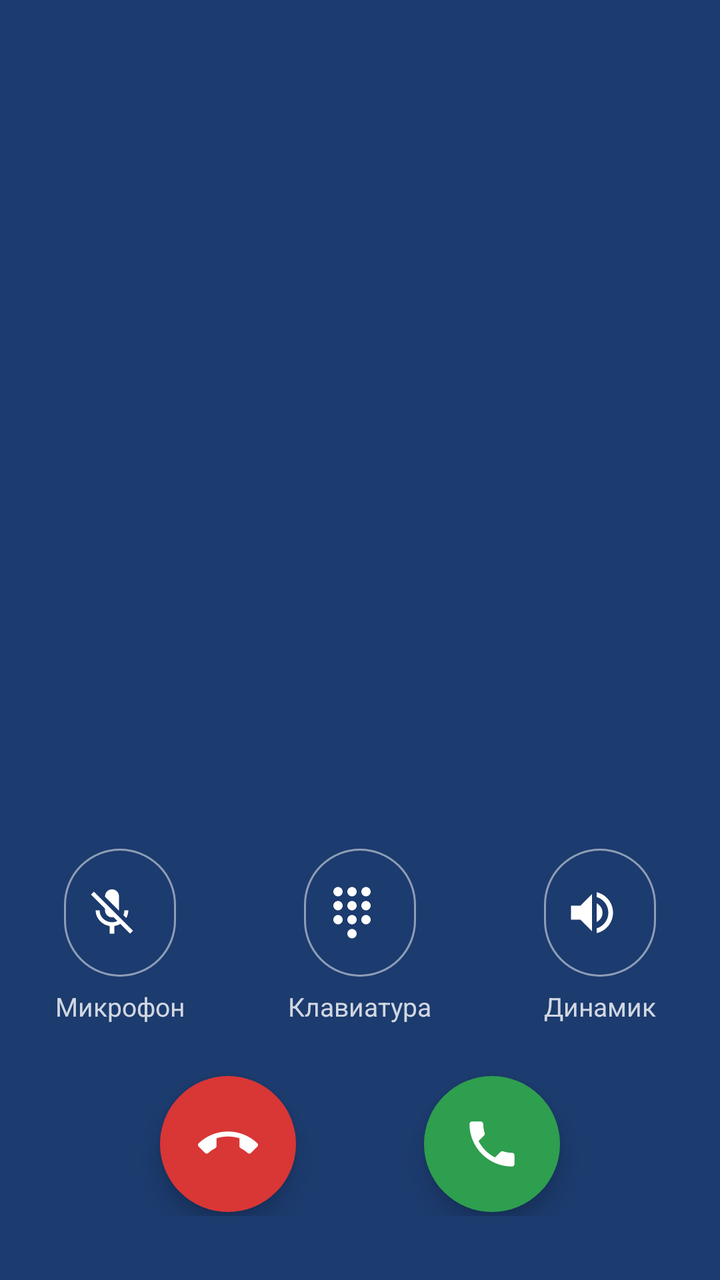
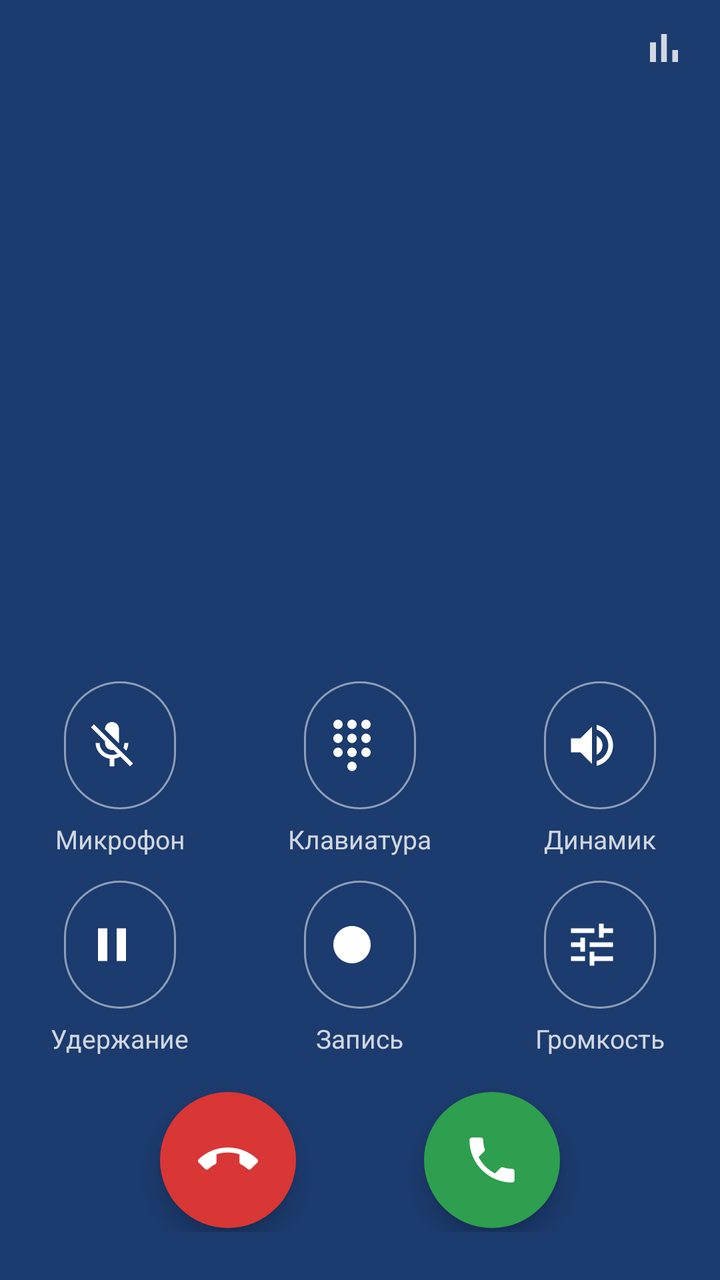

An Android layout rendered at two revisions. The XML below is the earlier revision; the diff shows what the commit changed to produce the second picture.
<!-- AndroidManifest.xml: application theme Theme.IaxPhone -->
<!-- res/layout/call_panel.xml -->
<?xml version="1.0" encoding="utf-8"?>
<LinearLayout xmlns:android="http://schemas.android.com/apk/res/android"
    xmlns:app="http://schemas.android.com/apk/res-auto"
    android:layout_width="match_parent"
    android:layout_height="match_parent"
    android:background="@color/call_bg"
    android:clickable="true"
    android:focusable="true"
    android:orientation="vertical">

    <TextView
        android:id="@+id/callName"
        android:layout_width="match_parent"
        android:layout_height="wrap_content"
        android:layout_marginTop="48dp"
        android:ellipsize="end"
        android:gravity="center"
        android:maxLines="2"
        android:paddingStart="24dp"
        android:paddingEnd="24dp"
        android:textColor="@android:color/white"
        android:textSize="30sp" />

    <TextView
        android:id="@+id/callNumber"
        android:layout_width="match_parent"
        android:layout_height="wrap_content"
        android:layout_marginTop="4dp"
        android:gravity="center"
        android:textColor="#B3FFFFFF"
        android:textSize="16sp" />

    <TextView
        android:id="@+id/callStatus"
        android:layout_width="match_parent"
        android:layout_height="wrap_content"
        android:layout_marginTop="16dp"
        android:gravity="center"
        android:textColor="@android:color/white"
        android:textSize="17sp" />

    <TextView
        android:id="@+id/dtmfSent"
        android:layout_width="match_parent"
        android:layout_height="wrap_content"
        android:layout_marginTop="8dp"
        android:gravity="center"
        android:letterSpacing="0.1"
        android:minHeight="28dp"
        android:textColor="@android:color/white"
        android:textSize="22sp" />

    <FrameLayout
        android:layout_width="match_parent"
        android:layout_height="0dp"
        android:layout_weight="1">

        <include
            android:id="@+id/callKeypad"
            layout="@layout/keypad"
            android:layout_width="360dp"
            android:layout_height="wrap_content"
            android:layout_gravity="center"
            android:visibility="gone" />
    </FrameLayout>

    
    <LinearLayout
        android:id="@+id/inCallControls"
        android:layout_width="match_parent"
        android:layout_height="wrap_content"
        android:layout_marginBottom="24dp"
        android:orientation="horizontal">

        <LinearLayout
            android:layout_width="0dp"
            android:layout_height="wrap_content"
            android:layout_weight="1"
            android:gravity="center_horizontal"
            android:orientation="vertical">

            <com.google.android.material.button.MaterialButton
                android:id="@+id/mute"
                style="@style/CallControl"
                android:checkable="true"
                android:contentDescription="@string/mute"
                app:icon="@drawable/ic_mic_off" />

            <TextView style="@style/CallControlLabel" android:text="@string/mute" />
        </LinearLayout>

        <LinearLayout
            android:layout_width="0dp"
            android:layout_height="wrap_content"
            android:layout_weight="1"
            android:gravity="center_horizontal"
            android:orientation="vertical">

            <com.google.android.material.button.MaterialButton
                android:id="@+id/keypadToggle"
                style="@style/CallControl"
                android:checkable="true"
                android:contentDescription="@string/keypad"
                app:icon="@drawable/ic_dialpad" />

            <TextView style="@style/CallControlLabel" android:text="@string/keypad" />
        </LinearLayout>

        <LinearLayout
            android:layout_width="0dp"
            android:layout_height="wrap_content"
            android:layout_weight="1"
            android:gravity="center_horizontal"
            android:orientation="vertical">

            <com.google.android.material.button.MaterialButton
                android:id="@+id/speaker"
                style="@style/CallControl"
                android:checkable="true"
                android:contentDescription="@string/speaker"
                app:icon="@drawable/ic_speaker" />

            <TextView style="@style/CallControlLabel" android:text="@string/speaker" />
        </LinearLayout>
    </LinearLayout>

    
    <LinearLayout
        android:layout_width="match_parent"
        android:layout_height="wrap_content"
        android:layout_marginBottom="32dp"
        android:gravity="center"
        android:minHeight="72dp"
        android:orientation="horizontal">

        <com.google.android.material.floatingactionbutton.FloatingActionButton
            android:id="@+id/hangup"
            android:layout_width="wrap_content"
            android:layout_height="wrap_content"
            android:layout_marginStart="32dp"
            android:layout_marginEnd="32dp"
            android:contentDescription="@string/hangup"
            android:src="@drawable/ic_call_end"
            app:backgroundTint="@color/red"
            app:fabCustomSize="68dp"
            app:maxImageSize="30dp"
            app:shapeAppearanceOverlay="@style/ShapeAppearance.Material3.Corner.Full"
            app:tint="@android:color/white" />

        <com.google.android.material.floatingactionbutton.FloatingActionButton
            android:id="@+id/answer"
            android:layout_width="wrap_content"
            android:layout_height="wrap_content"
            android:layout_marginStart="32dp"
            android:layout_marginEnd="32dp"
            android:contentDescription="@string/answer"
            android:src="@drawable/ic_call"
            app:backgroundTint="@color/green"
            app:fabCustomSize="68dp"
            app:maxImageSize="30dp"
            app:shapeAppearanceOverlay="@style/ShapeAppearance.Material3.Corner.Full"
            app:tint="@android:color/white" />
    </LinearLayout>
</LinearLayout>
<!-- res/layout/keypad.xml (included above) -->
<?xml version="1.0" encoding="utf-8"?>
<GridLayout xmlns:android="http://schemas.android.com/apk/res/android"
    android:layout_width="match_parent"
    android:layout_height="wrap_content"
    android:columnCount="3"
    android:paddingStart="32dp"
    android:paddingEnd="32dp"
    android:useDefaultMargins="false">

    <com.google.android.material.button.MaterialButton android:id="@+id/k1" style="@style/DialKey" android:text="1" />
    <com.google.android.material.button.MaterialButton android:id="@+id/k2" style="@style/DialKey" android:text="2" />
    <com.google.android.material.button.MaterialButton android:id="@+id/k3" style="@style/DialKey" android:text="3" />
    <com.google.android.material.button.MaterialButton android:id="@+id/k4" style="@style/DialKey" android:text="4" />
    <com.google.android.material.button.MaterialButton android:id="@+id/k5" style="@style/DialKey" android:text="5" />
    <com.google.android.material.button.MaterialButton android:id="@+id/k6" style="@style/DialKey" android:text="6" />
    <com.google.android.material.button.MaterialButton android:id="@+id/k7" style="@style/DialKey" android:text="7" />
    <com.google.android.material.button.MaterialButton android:id="@+id/k8" style="@style/DialKey" android:text="8" />
    <com.google.android.material.button.MaterialButton android:id="@+id/k9" style="@style/DialKey" android:text="9" />
    <com.google.android.material.button.MaterialButton android:id="@+id/kStar" style="@style/DialKey" android:text="*" />
    <com.google.android.material.button.MaterialButton android:id="@+id/k0" style="@style/DialKey" android:text="0" />
    <com.google.android.material.button.MaterialButton android:id="@+id/kHash" style="@style/DialKey" android:text="#" />
</GridLayout>
<!-- resources referenced by this layout -->
<resources>
  <color name="call_bg">#1C3B6E</color>
  <color name="green">#2E9E4F</color>
  <color name="red">#D93636</color>
  <!-- drawable ic_speaker (drawable) -->
  <vector xmlns:android="http://schemas.android.com/apk/res/android"
      android:width="24dp" android:height="24dp" android:viewportWidth="24" android:viewportHeight="24"
      android:tint="?attr/colorControlNormal">
      <path android:fillColor="@android:color/white"
          android:pathData="M3,9v6h4l5,5V4L7,9H3zM16.5,12c0,-1.77 -1.02,-3.29 -2.5,-4.03v8.05c1.48,-0.73 2.5,-2.25 2.5,-4.02zM14,3.23v2.06c2.89,0.86 5,3.54 5,6.71s-2.11,5.85 -5,6.71v2.06c4.01,-0.91 7,-4.49 7,-8.77s-2.99,-7.86 -7,-8.77z" />
  </vector>
  <string name="answer">Ответить</string>
  <string name="hangup">Завершить</string>
  <string name="keypad">Клавиатура</string>
  <string name="mute">Микрофон</string>
  <string name="speaker">Динамик</string>
  <style name="CallControlLabel">
          <item name="android:layout_width">wrap_content</item>
          <item name="android:layout_height">wrap_content</item>
          <item name="android:layout_marginTop">6dp</item>
          <item name="android:textColor">#CCFFFFFF</item>
          <item name="android:textSize">13sp</item>
      </style>
  <style name="Theme.IaxPhone" parent="Theme.Material3.DayNight.NoActionBar">
          <item name="colorPrimary">@color/top_bar_primary</item>
          <item name="colorOnPrimary">@color/on_primary</item>
          <item name="colorSecondaryContainer">@color/key_bg</item>
          <item name="android:windowBackground">@color/page_bg</item>
      </style>
  <color name="key_text">#1B1F27</color>
  <color name="key_bg">#FFFFFF</color>
  <color name="divider">#E2E6EE</color>
  <color name="top_bar_primary">#2B5BA8</color>
  <color name="on_primary">#FFFFFF</color>
  <color name="page_bg">#F2F5FB</color>
  <!-- unchanged entries left out for length: 6 -->
</resources>

<!-- the commit's change to res/layout/call_panel.xml (unified diff, before → after) -->
@@ -8,11 +8,41 @@
     android:focusable="true"
     android:orientation="vertical">
 
+    
+    <FrameLayout
+        android:layout_width="match_parent"
+        android:layout_height="48dp">
+
+        <TextView
+            android:id="@+id/recIndicator"
+            android:layout_width="wrap_content"
+            android:layout_height="wrap_content"
+            android:layout_gravity="center_vertical|start"
+            android:layout_marginStart="16dp"
+            android:drawablePadding="6dp"
+            android:gravity="center_vertical"
+            android:textColor="@android:color/white"
+            android:textSize="14sp"
+            android:visibility="gone"
+            app:drawableStartCompat="@drawable/ic_record"
+            app:drawableTint="@color/red" />
+
+        <ImageButton
+            android:id="@+id/stats"
+            android:layout_width="48dp"
+            android:layout_height="48dp"
+            android:layout_gravity="end"
+            android:layout_marginEnd="4dp"
+            android:background="?attr/selectableItemBackgroundBorderless"
+            android:contentDescription="@string/stats"
+            android:src="@drawable/ic_stats"
+            app:tint="#CCFFFFFF" />
+    </FrameLayout>
+
     <TextView
         android:id="@+id/callName"
         android:layout_width="match_parent"
         android:layout_height="wrap_content"
-        android:layout_marginTop="48dp"
         android:ellipsize="end"
         android:gravity="center"
         android:maxLines="2"
@@ -34,7 +64,7 @@
         android:id="@+id/callStatus"
         android:layout_width="match_parent"
         android:layout_height="wrap_content"
-        android:layout_marginTop="16dp"
+        android:layout_marginTop="12dp"
         android:gravity="center"
         android:textColor="@android:color/white"
         android:textSize="17sp" />
@@ -43,14 +73,16 @@
         android:id="@+id/dtmfSent"
         android:layout_width="match_parent"
         android:layout_height="wrap_content"
-        android:layout_marginTop="8dp"
+        android:layout_marginTop="4dp"
         android:gravity="center"
         android:letterSpacing="0.1"
         android:minHeight="28dp"
         android:textColor="@android:color/white"
         android:textSize="22sp" />
 
+    
     <FrameLayout
+        android:id="@+id/keypadArea"
         android:layout_width="match_parent"
         android:layout_height="0dp"
         android:layout_weight="1">
@@ -60,7 +92,7 @@
             layout="@layout/keypad"
             android:layout_width="360dp"
             android:layout_height="wrap_content"
-            android:layout_gravity="center"
+            android:layout_gravity="bottom|center_horizontal"
             android:visibility="gone" />
     </FrameLayout>
 
@@ -69,58 +101,80 @@
         android:id="@+id/inCallControls"
         android:layout_width="match_parent"
         android:layout_height="wrap_content"
-        android:layout_marginBottom="24dp"
-        android:orientation="horizontal">
+        android:layout_marginTop="8dp"
+        android:layout_marginBottom="16dp"
+        android:orientation="vertical">
 
         <LinearLayout
-            android:layout_width="0dp"
-            android:layout_height="wrap_content"
-            android:layout_weight="1"
-            android:gravity="center_horizontal"
-            android:orientation="vertical">
-
-            <com.google.android.material.button.MaterialButton
-                android:id="@+id/mute"
-                style="@style/CallControl"
-                android:checkable="true"
-                android:contentDescription="@string/mute"
-                app:icon="@drawable/ic_mic_off" />
-
-            <TextView style="@style/CallControlLabel" android:text="@string/mute" />
+            android:layout_width="match_parent"
+            android:layout_height="wrap_content"
+            android:orientation="horizontal">
+
+            <LinearLayout style="@style/CallControlCell">
+                <com.google.android.material.button.MaterialButton
+                    android:id="@+id/mute"
+                    style="@style/CallControl"
+                    android:checkable="true"
+                    android:contentDescription="@string/mute"
+                    app:icon="@drawable/ic_mic_off" />
+                <TextView style="@style/CallControlLabel" android:text="@string/mute" />
+            </LinearLayout>
+
+            <LinearLayout style="@style/CallControlCell">
+                <com.google.android.material.button.MaterialButton
+                    android:id="@+id/keypadToggle"
+                    style="@style/CallControl"
+                    android:checkable="true"
+                    android:contentDescription="@string/keypad"
+                    app:icon="@drawable/ic_dialpad" />
+                <TextView style="@style/CallControlLabel" android:text="@string/keypad" />
+            </LinearLayout>
+
+            <LinearLayout style="@style/CallControlCell">
+                <com.google.android.material.button.MaterialButton
+                    android:id="@+id/speaker"
+                    style="@style/CallControl"
+                    android:checkable="true"
+                    android:contentDescription="@string/speaker"
+                    app:icon="@drawable/ic_speaker" />
+                <TextView style="@style/CallControlLabel" android:text="@string/speaker" />
+            </LinearLayout>
         </LinearLayout>
 
         <LinearLayout
-            android:layout_width="0dp"
-            android:layout_height="wrap_content"
-            android:layout_weight="1"
-            android:gravity="center_horizontal"
-            android:orientation="vertical">
-
-            <com.google.android.material.button.MaterialButton
-                android:id="@+id/keypadToggle"
-                style="@style/CallControl"
-                android:checkable="true"
-                android:contentDescription="@string/keypad"
-                app:icon="@drawable/ic_dialpad" />
-
-            <TextView style="@style/CallControlLabel" android:text="@string/keypad" />
-        </LinearLayout>
-
-        <LinearLayout
-            android:layout_width="0dp"
-            android:layout_height="wrap_content"
-            android:layout_weight="1"
-            android:gravity="center_horizontal"
-            android:orientation="vertical">
-
-            <com.google.android.material.button.MaterialButton
-                android:id="@+id/speaker"
-                style="@style/CallControl"
-                android:checkable="true"
-                android:contentDescription="@string/speaker"
-                app:icon="@drawable/ic_speaker" />
-
-            <TextView style="@style/CallControlLabel" android:text="@string/speaker" />
+            android:layout_width="match_parent"
+            android:layout_height="wrap_content"
+            android:layout_marginTop="12dp"
+            android:orientation="horizontal">
+
+            <LinearLayout style="@style/CallControlCell">
+                <com.google.android.material.button.MaterialButton
+                    android:id="@+id/hold"
+                    style="@style/CallControl"
+                    android:checkable="true"
+                    android:contentDescription="@string/hold"
+                    app:icon="@drawable/ic_pause" />
+                <TextView style="@style/CallControlLabel" android:text="@string/hold" />
+            </LinearLayout>
+
+            <LinearLayout style="@style/CallControlCell">
+                <com.google.android.material.button.MaterialButton
+                    android:id="@+id/record"
+                    style="@style/CallControl"
+                    android:checkable="true"
+                    android:contentDescription="@string/record"
+                    app:icon="@drawable/ic_record" />
+                <TextView style="@style/CallControlLabel" android:text="@string/record" />
+            </LinearLayout>
+
+            <LinearLayout style="@style/CallControlCell">
+                <com.google.android.material.button.MaterialButton
+                    android:id="@+id/volume"
+                    style="@style/CallControl"
+                    android:contentDescription="@string/volume"
+                    app:icon="@drawable/ic_tune" />
+                <TextView style="@style/CallControlLabel" android:text="@string/volume" />
+            </LinearLayout>
         </LinearLayout>
     </LinearLayout>
 
@@ -128,7 +182,7 @@
     <LinearLayout
         android:layout_width="match_parent"
         android:layout_height="wrap_content"
-        android:layout_marginBottom="32dp"
+        android:layout_marginBottom="24dp"
         android:gravity="center"
         android:minHeight="72dp"
         android:orientation="horizontal">
<!-- resource entries referenced after the edit -->
@@ -3,6 +3,20 @@
   <color name="call_bg">#1C3B6E</color>
   <color name="green">#2E9E4F</color>
   <color name="red">#D93636</color>
+  <!-- drawable ic_pause (drawable) -->
+  <vector xmlns:android="http://schemas.android.com/apk/res/android"
+      android:width="24dp" android:height="24dp" android:viewportWidth="24" android:viewportHeight="24"
+      android:tint="?attr/colorControlNormal">
+      <path android:fillColor="@android:color/white"
+          android:pathData="M6,19h4V5H6v14zM14,5v14h4V5h-4z" />
+  </vector>
+  <!-- drawable ic_record (drawable) -->
+  <vector xmlns:android="http://schemas.android.com/apk/res/android"
+      android:width="24dp" android:height="24dp" android:viewportWidth="24" android:viewportHeight="24"
+      android:tint="?attr/colorControlNormal">
+      <path android:fillColor="@android:color/white"
+          android:pathData="M12,4a8,8 0 1,0 0.001,0z" />
+  </vector>
   <!-- drawable ic_speaker (drawable) -->
   <vector xmlns:android="http://schemas.android.com/apk/res/android"
       android:width="24dp" android:height="24dp" android:viewportWidth="24" android:viewportHeight="24"
@@ -10,11 +24,36 @@
       <path android:fillColor="@android:color/white"
           android:pathData="M3,9v6h4l5,5V4L7,9H3zM16.5,12c0,-1.77 -1.02,-3.29 -2.5,-4.03v8.05c1.48,-0.73 2.5,-2.25 2.5,-4.02zM14,3.23v2.06c2.89,0.86 5,3.54 5,6.71s-2.11,5.85 -5,6.71v2.06c4.01,-0.91 7,-4.49 7,-8.77s-2.99,-7.86 -7,-8.77z" />
   </vector>
+  <!-- drawable ic_stats (drawable) -->
+  <vector xmlns:android="http://schemas.android.com/apk/res/android"
+      android:width="24dp" android:height="24dp" android:viewportWidth="24" android:viewportHeight="24"
+      android:tint="?attr/colorControlNormal">
+      <path android:fillColor="@android:color/white"
+          android:pathData="M5,9.2h3V19H5zM10.6,5h2.8v14h-2.8zM16.2,13H19v6h-2.8z" />
+  </vector>
+  <!-- drawable ic_tune (drawable) -->
+  <vector xmlns:android="http://schemas.android.com/apk/res/android"
+      android:width="24dp" android:height="24dp" android:viewportWidth="24" android:viewportHeight="24"
+      android:tint="?attr/colorControlNormal">
+      <path android:fillColor="@android:color/white"
+          android:pathData="M3,17v2h6v-2L3,17zM3,5v2h10L13,5L3,5zM13,21v-2h8v-2h-8v-2h-2v6h2zM7,9v2L3,11v2h4v2h2L9,9L7,9zM21,13v-2L11,11v2h10zM15,9h2L17,7h4L21,5h-4L17,3h-2v6z" />
+  </vector>
   <string name="answer">Ответить</string>
   <string name="hangup">Завершить</string>
+  <string name="hold">Удержание</string>
   <string name="keypad">Клавиатура</string>
   <string name="mute">Микрофон</string>
+  <string name="record">Запись</string>
   <string name="speaker">Динамик</string>
+  <string name="stats">Статистика</string>
+  <string name="volume">Громкость</string>
+  <style name="CallControlCell">
+          <item name="android:layout_width">0dp</item>
+          <item name="android:layout_height">wrap_content</item>
+          <item name="android:layout_weight">1</item>
+          <item name="android:gravity">center_horizontal</item>
+          <item name="android:orientation">vertical</item>
+      </style>
   <style name="CallControlLabel">
           <item name="android:layout_width">wrap_content</item>
           <item name="android:layout_height">wrap_content</item>
